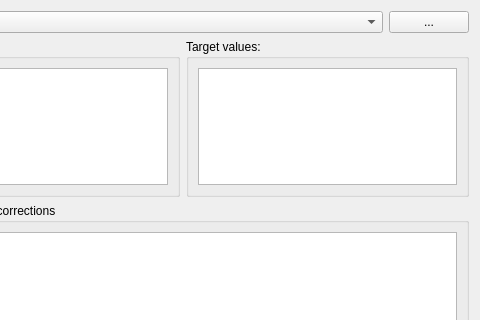
First picture: the form in madgui/correct/mgm_dialog.ui, repository hibtc/madgui, before the edit; both pictures show x 115 to 595 and y 0 to 320 of the 595 by 401 pixel window.
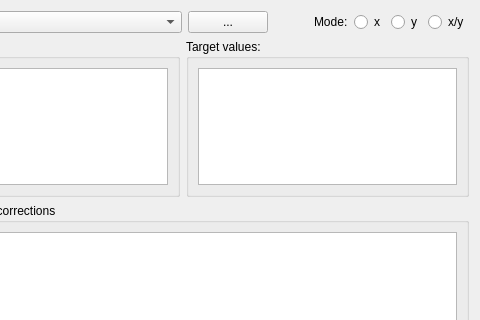
Second picture: the form after the edit. Custom widgets are drawn as their Qt base class.

Commit message: Allow correction of x/y directions independently

What changed in the file:
```diff
--- a/madgui/correct/mgm_dialog.ui
+++ b/madgui/correct/mgm_dialog.ui
@@ -15,7 +15,7 @@
   </property>
   <layout class="QGridLayout" columnstretch="1,1">
    <item row="0" column="0" colspan="2">
-    <layout class="QHBoxLayout" stretch="0,1,0">
+    <layout class="QHBoxLayout" stretch="0,1,0,0,0,0,0,0">
      <item>
       <widget class="QLabel">
        <property name="text">
@@ -33,6 +33,47 @@
        </property>
       </widget>
      </item>
+     <item>
+      <spacer>
+       <property name="orientation">
+        <enum>Qt::Horizontal</enum>
+       </property>
+       <property name="sizeHint" stdset="0">
+        <size>
+         <width>40</width>
+         <height>20</height>
+        </size>
+       </property>
+      </spacer>
+     </item>
+     <item>
+      <widget class="QLabel">
+       <property name="text">
+        <string>Mode:</string>
+       </property>
+      </widget>
+     </item>
+     <item>
+      <widget class="QRadioButton" name="radio_mode_x">
+       <property name="text">
+        <string>x</string>
+       </property>
+      </widget>
+     </item>
+     <item>
+      <widget class="QRadioButton" name="radio_mode_y">
+       <property name="text">
+        <string>y</string>
+       </property>
+      </widget>
+     </item>
+     <item>
+      <widget class="QRadioButton" name="radio_mode_xy">
+       <property name="text">
+        <string>x/y</string>
+       </property>
+      </widget>
+     </item>
     </layout>
    </item>
    <item row="1" column="0">
```
The commit also changes 1 other file.
